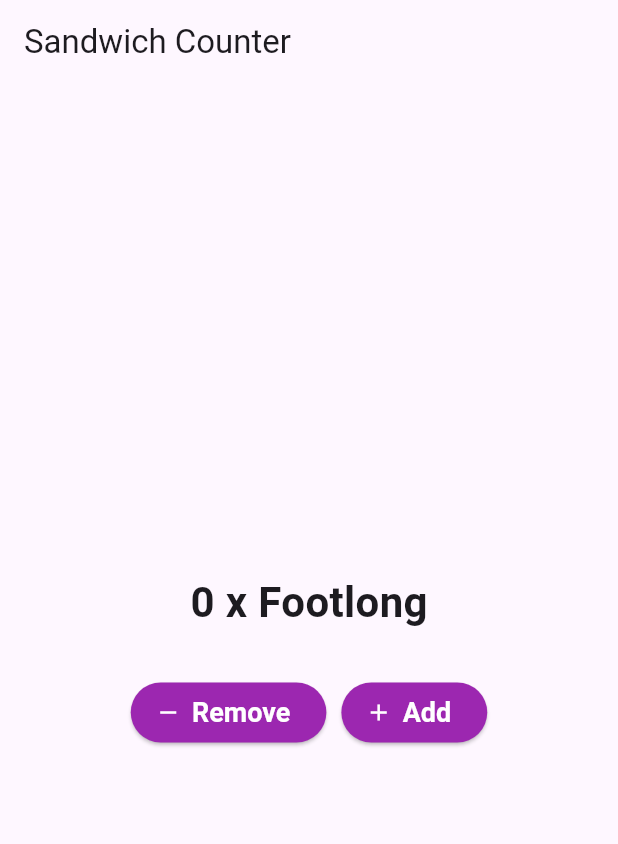
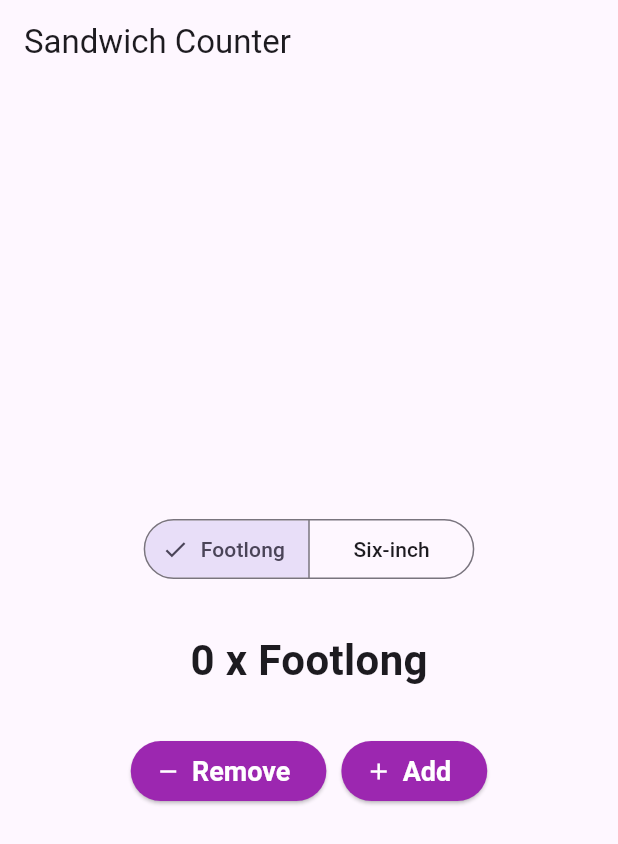
Before and after one commit to HiroNormal/sandwich_shop, a Flutter app: the screen it shows after launch, on a phone screen of 412 x 824 dp. Shown: the top 844 px of the screen. Run offline on Flutter 3.47's test engine with Material 3 defaults, Android fonts, the phone set to English and light mode, and no system bars.

Commit message:
change between sandwich types

```diff
--- a/flutter_application_1/lib/main.dart
+++ b/flutter_application_1/lib/main.dart
@@ -27,6 +27,7 @@ class OrderScreen extends StatefulWidget {
 
 class _OrderScreenState extends State<OrderScreen> {
   int _quantity = 0;
+  String _sandwichType = 'Footlong'; // New state for sandwich type
 
   void _increaseQuantity() {
     if (_quantity < widget.maxQuantity) {
@@ -48,7 +49,25 @@ class _OrderScreenState extends State<OrderScreen> {
         child: Column(
           mainAxisAlignment: MainAxisAlignment.center,
           children: [
-            OrderItemDisplay(_quantity, 'Footlong'),
+            // Sandwich Type Selector
+            Padding(
+              padding: const EdgeInsets.symmetric(horizontal: 30.0),
+              child: SegmentedButton<String>(
+                segments: const <ButtonSegment<String>>[
+                  ButtonSegment<String>(value: 'Footlong', label: Text('Footlong')),
+                  ButtonSegment<String>(value: 'Six-inch', label: Text('Six-inch')),
+                ],
+                selected: <String>{_sandwichType},
+                onSelectionChanged: (Set<String> newSelection) {
+                  setState(() {
+                    _sandwichType = newSelection.first;
+                  });
+                },
+              ),
+            ),
+            const SizedBox(height: 30),
+            // Display quantity and sandwich type
+            OrderItemDisplay(_quantity, _sandwichType),
             const SizedBox(height: 30),
             Padding(
               padding: const EdgeInsets.symmetric(horizontal: 30.0),
```
